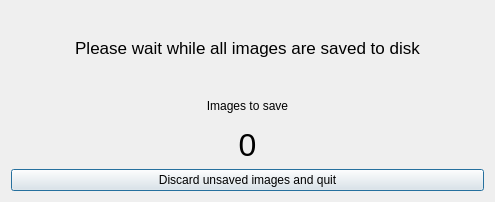
This is src/als/ui/forms/save_wait_ui.ui in deufrai/als as Qt 5 draws it before an edit. The edited form follows.
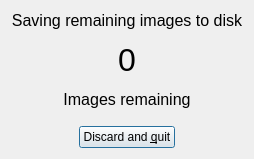
This is the edited form.

Commit message: quicker and still graceful quit

The edit to the form file:
```diff
--- a/src/als/ui/forms/save_wait_ui.ui
+++ b/src/als/ui/forms/save_wait_ui.ui
@@ -9,8 +9,8 @@
    <rect>
     <x>0</x>
     <y>0</y>
-    <width>495</width>
-    <height>202</height>
+    <width>246</width>
+    <height>159</height>
    </rect>
   </property>
   <property name="windowTitle">
@@ -20,15 +20,18 @@
    <bool>true</bool>
   </property>
   <layout class="QVBoxLayout" name="verticalLayout_2">
+   <property name="spacing">
+    <number>12</number>
+   </property>
    <item>
     <widget class="QLabel" name="label">
      <property name="font">
       <font>
-       <pointsize>13</pointsize>
+       <pointsize>12</pointsize>
       </font>
      </property>
      <property name="text">
-      <string>Please wait while all images are saved to disk</string>
+      <string>Saving remaining images to disk</string>
      </property>
      <property name="alignment">
       <set>Qt::AlignCenter</set>
@@ -37,17 +40,10 @@
    </item>
    <item>
     <layout class="QVBoxLayout" name="verticalLayout">
-     <item>
-      <widget class="QLabel" name="label_2">
-       <property name="text">
-        <string>Images to save</string>
-       </property>
-       <property name="alignment">
-        <set>Qt::AlignCenter</set>
-       </property>
-      </widget>
-     </item>
-     <item>
+     <property name="bottomMargin">
+      <number>0</number>
+     </property>
+     <item alignment="Qt::AlignHCenter|Qt::AlignTop">
       <widget class="QLabel" name="lbl_remaining_saves">
        <property name="font">
         <font>
@@ -62,12 +58,40 @@
        </property>
       </widget>
      </item>
+     <item alignment="Qt::AlignHCenter|Qt::AlignTop">
+      <widget class="QLabel" name="label_2">
+       <property name="font">
+        <font>
+         <pointsize>12</pointsize>
+        </font>
+       </property>
+       <property name="text">
+        <string>Images remaining</string>
+       </property>
+       <property name="alignment">
+        <set>Qt::AlignCenter</set>
+       </property>
+      </widget>
+     </item>
+     <item>
+      <spacer name="verticalSpacer">
+       <property name="orientation">
+        <enum>Qt::Vertical</enum>
+       </property>
+       <property name="sizeHint" stdset="0">
+        <size>
+         <width>20</width>
+         <height>40</height>
+        </size>
+       </property>
+      </spacer>
+     </item>
     </layout>
    </item>
-   <item>
+   <item alignment="Qt::AlignHCenter">
     <widget class="QPushButton" name="btn_quit">
      <property name="text">
-      <string>Discard unsaved images and quit</string>
+      <string>Discard and &amp;quit</string>
      </property>
     </widget>
    </item>
```
The commit also changes 6 other files.
